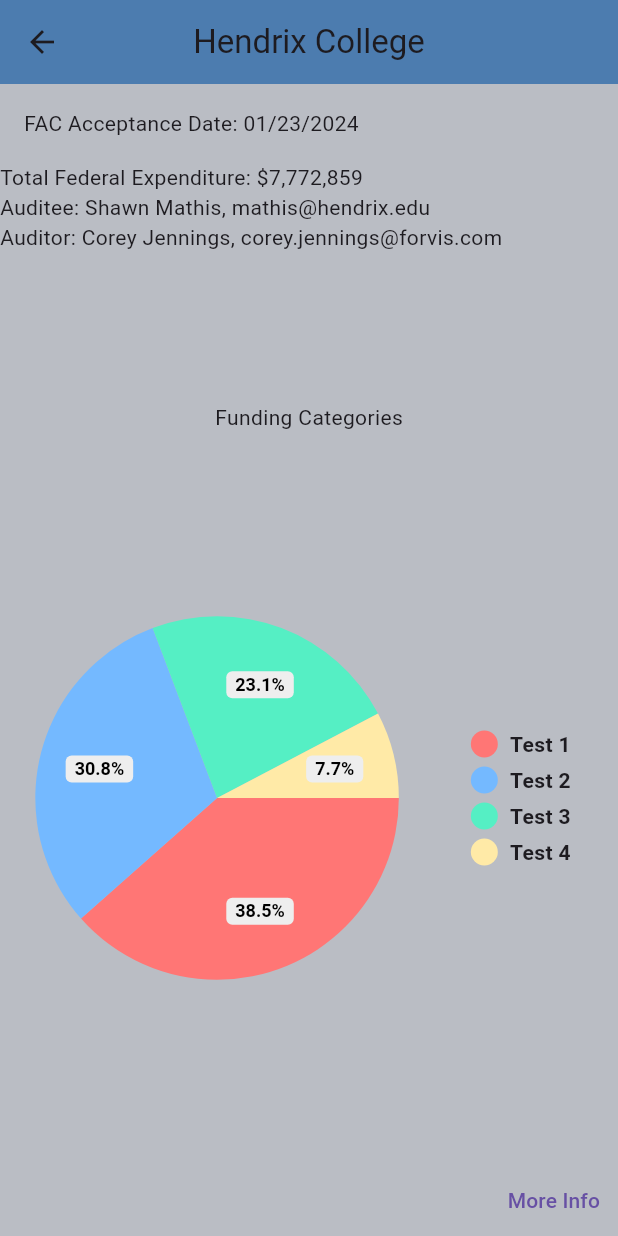
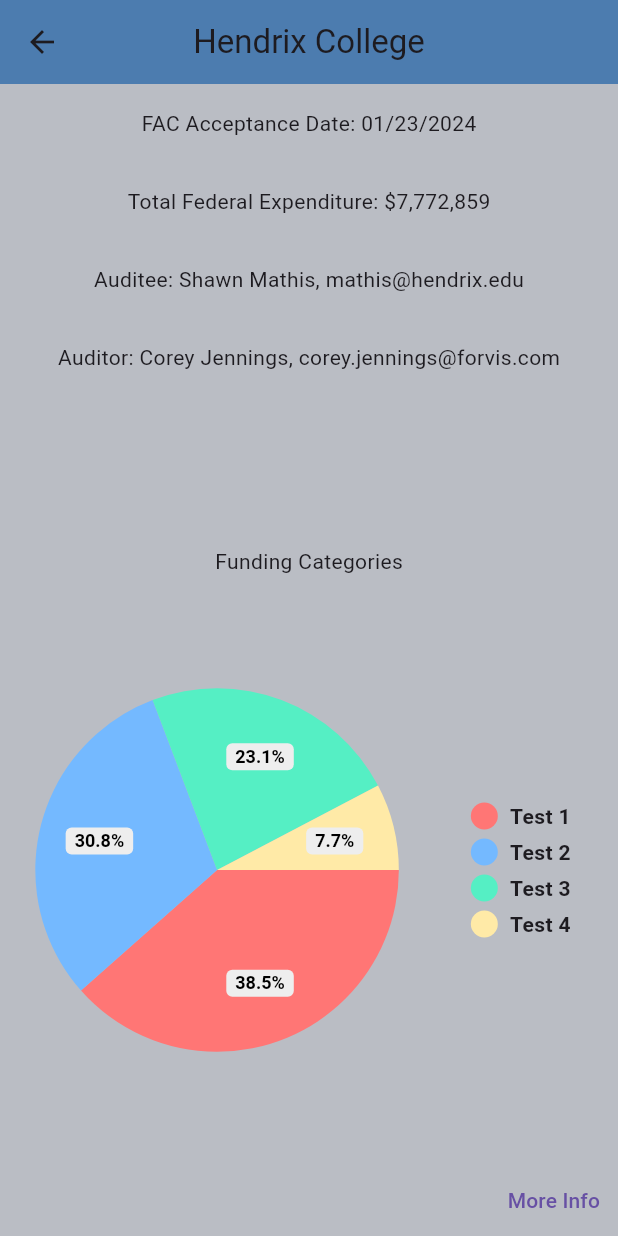
Before and after one commit to dylcarinc/Final-Project, a Flutter app: the AuditPage screen opened directly, on a phone screen of 412 x 824 dp. Run offline on Flutter 3.47's test engine with Material 3 defaults, Android fonts, the light colour scheme and no system bars; drawn by our look-alikes of pie_chart.

Commit message:
added padding to main screen and audit page

```diff
--- a/school_audit_navigator/lib/AuditPage.dart
+++ b/school_audit_navigator/lib/AuditPage.dart
@@ -27,19 +27,26 @@
         centerTitle: true,
       ),
       body: Column(
-        crossAxisAlignment: CrossAxisAlignment.start,
-        children: [
-          const Padding(padding: EdgeInsets.all(16.0),
-          child: Text('FAC Acceptance Date: 01/23/2024'),
+        // crossAxisAlignment: CrossAxisAlignment.start,
+        children: <Widget>[
+          const Padding(
+            padding: EdgeInsets.all(16.0),
+            child: Text('FAC Acceptance Date: 01/23/2024'),
+          ),
+          const Padding(
+            padding: EdgeInsets.all(16.0),
+            child: Text('Total Federal Expenditure: \$7,772,859'),
+          ),
+          const Padding(
+            padding: EdgeInsets.all(16.0),
+            child: Text('Auditee: Shawn Mathis, mathis@hendrix.edu'),
+          ),
+          const Padding(
+            padding: EdgeInsets.all(16.0),
+            child: Text('Auditor: Corey Jennings, corey.jennings@forvis.com'),
+          ),
 
 
-
-
-          ),
-
-        const Text('Total Federal Expenditure: \$7,772,859'),
-        const Text('Auditee: Shawn Mathis, mathis@hendrix.edu'),
-        const Text('Auditor: Corey Jennings, corey.jennings@forvis.com'),
         const SizedBox(height: 100),
         const Center(child: Text('Funding Categories')),
         const Spacer(),
--- a/school_audit_navigator/lib/main.dart
+++ b/school_audit_navigator/lib/main.dart
@@ -59,10 +59,11 @@
           padding: const EdgeInsets.all(16.0),
           child: Column(
             // Removed mainAxisAlignment to allow natural spacing
+            // added padding below
             children: <Widget>[
-              const Text(
-                "Welcome to the Federal Audit Clearinghouse App! Search nationally for a high school or university by name or use the drop down to filter by state.",
-                textAlign: TextAlign.center,
+              const Padding(
+                padding: EdgeInsets.all(16.0),
+                child: Text("Welcome to the Federal Audit Clearinghouse App! Search nationally for a high school or university by name or use the drop down to filter by state."),
               ),
               const SizedBox(height: 30.0),
 
```
